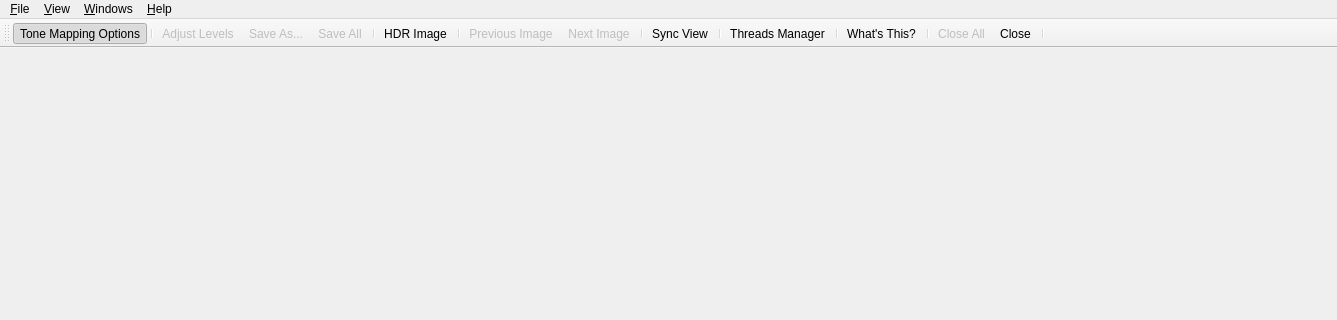
LuminanceHDR/LuminanceHDR, file forms/TonemappingWindow.ui: the form before one commit; both pictures show x 0 to 1337 and y 0 to 320 of the 1337 by 822 pixel window.
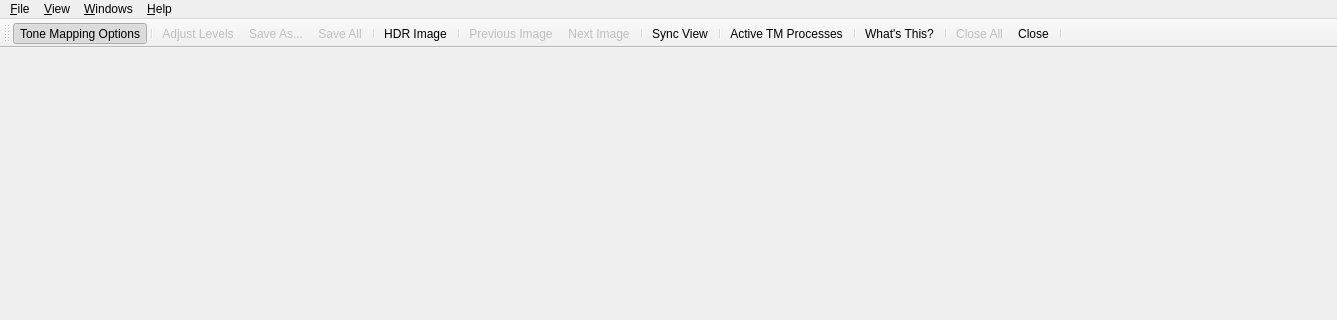
The form after the commit. Icons and pictures are not drawn.

Diff of the .ui file:
```diff
--- a/forms/TonemappingWindow.ui
+++ b/forms/TonemappingWindow.ui
@@ -642,7 +642,7 @@
      <normaloff>:/new/prefix1/images/system-run.png</normaloff>:/new/prefix1/images/system-run.png</iconset>
    </property>
    <property name="text" >
-    <string>Threads Manager</string>
+    <string>Active TM Processes</string>
    </property>
   </action>
  </widget>
```
